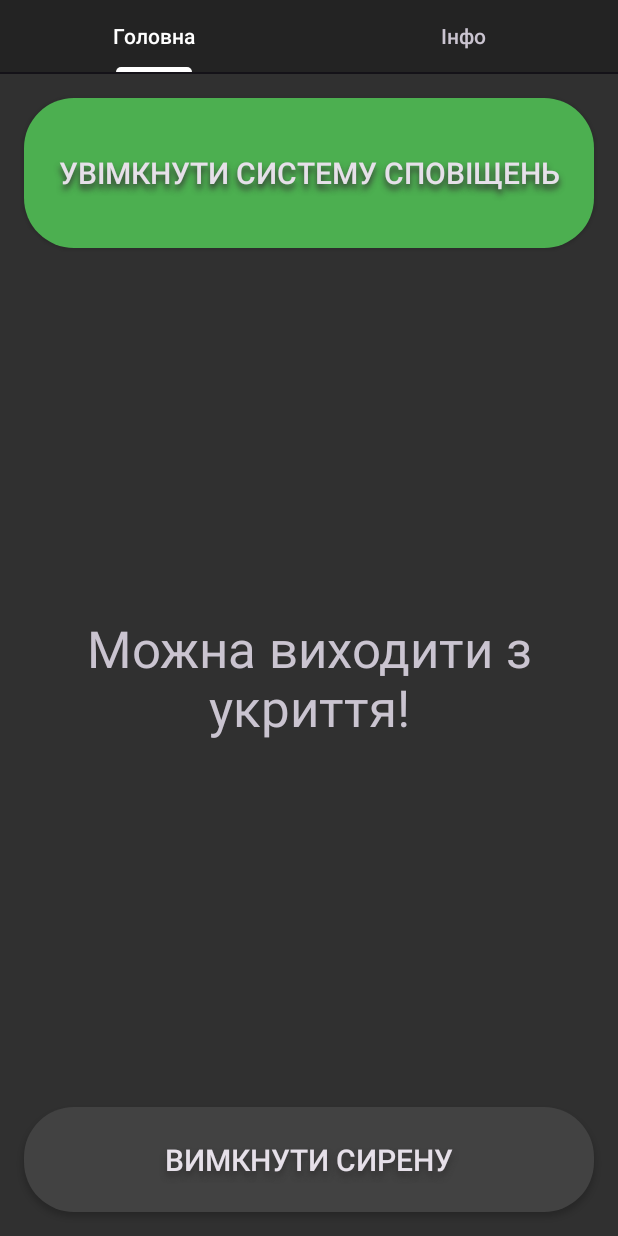
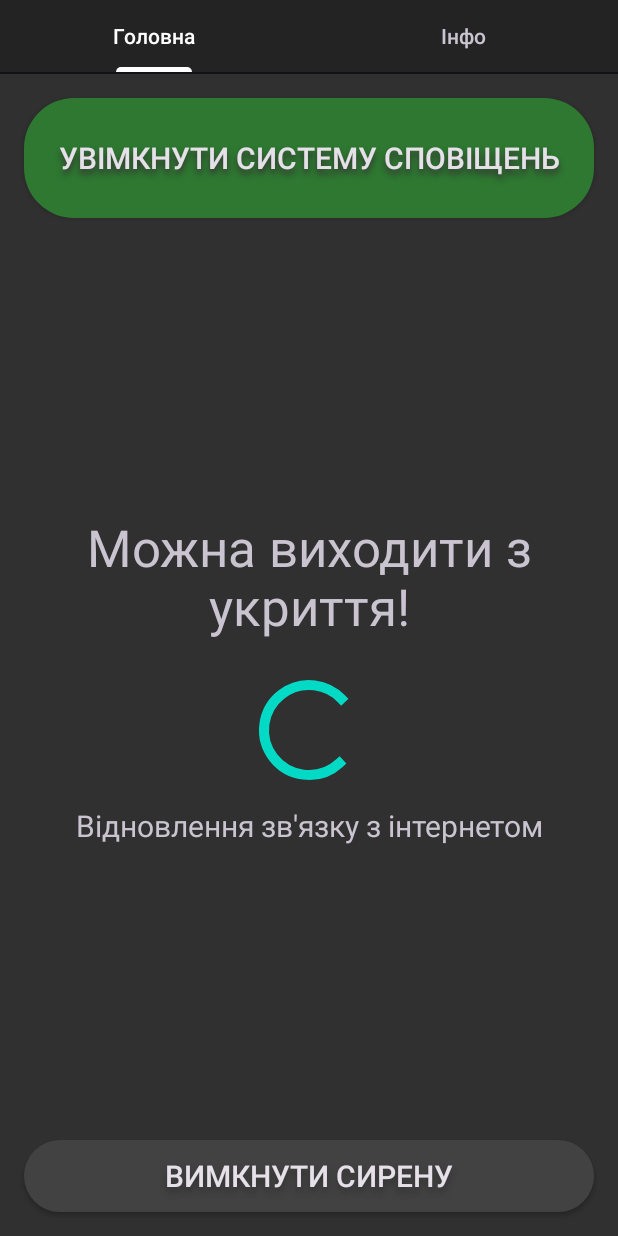
Before and after one commit to AndreDreamer/alertofdangerous, an Android app: the screen it shows after launch (MainActivity), on a phone screen of 412 x 824 dp. Run offline under Robolectric (Android 15) with nearby library versions, the phone set to English and light mode, and no system bars; 1 statement that could not run was skipped.

Commit message:
small fixes, added internet conn check

```diff
--- a/app/src/main/AndroidManifest.xml
+++ b/app/src/main/AndroidManifest.xml
@@ -23,6 +23,7 @@
             android:foregroundServiceType="mediaPlayback" />
 
         <activity
+            android:screenOrientation="portrait"
             android:name="com.middleview.alertofdangerous.MainActivity"
             android:exported="true">
             <intent-filter>
--- a/app/src/main/java/com/middleview/alertofdangerous/MainFragment.kt
+++ b/app/src/main/java/com/middleview/alertofdangerous/MainFragment.kt
@@ -3,28 +3,26 @@ package com.middleview.alertofdangerous
 import android.app.Activity
 import android.content.ComponentName
 import android.content.Context
-import android.content.Context.POWER_SERVICE
 import android.content.Intent
 import android.content.ServiceConnection
-import android.os.Build
+import android.net.ConnectivityManager
+import android.net.Network
 import android.os.Bundle
 import android.os.IBinder
-import android.os.PowerManager
 import android.view.LayoutInflater
 import android.view.View
 import android.view.ViewGroup
 import android.widget.Toast
-import androidx.core.content.ContextCompat.getSystemService
 import androidx.fragment.app.Fragment
 import com.middleview.alertofdangerous.databinding.FragmentMainBinding
 import com.middleview.alertofdangerous.extensions.viewBinding
-
 
 class MainFragment : Fragment() {
 
     private lateinit var service: ConnectionService
     private val binding by viewBinding(FragmentMainBinding::inflate)
     private var bound: Boolean = false
+    private lateinit var connectivityManager: ConnectivityManager
 
     // Service connection
     private val connection = object : ServiceConnection {
@@ -35,7 +33,9 @@ class MainFragment : Fragment() {
                 binding.toggleButton.isChecked = service.running
                 binder.addListener(object : ConnectionService.MyCallback {
                     override fun onCalled(text: String) {
-                        activity?.runOnUiThread { binding.textView.text = text }
+                        activity?.runOnUiThread {
+                            binding.textView.text = text
+                        }
                     }
                 })
                 if (service.waitingToStart) {
@@ -52,6 +52,7 @@ class MainFragment : Fragment() {
             bound = false
         }
     }
+
 
     override fun onCreateView(
         inflater: LayoutInflater, container: ViewGroup?,
@@ -85,6 +86,26 @@ class MainFragment : Fragment() {
 
     private fun setupViews() {
         with(binding) {
+            connectivityManager =
+                activity?.getSystemService(Context.CONNECTIVITY_SERVICE) as ConnectivityManager
+            connectivityManager.registerDefaultNetworkCallback(object :
+                ConnectivityManager.NetworkCallback() {
+                override fun onAvailable(network: Network) {
+                    activity?.runOnUiThread {
+                        progressBar.visibility = View.INVISIBLE
+                        textViewInternetConn.visibility = View.INVISIBLE
+                    }
+                }
+
+                override fun onLost(network: Network) {
+                    activity?.runOnUiThread {
+                        progressBar.visibility = View.VISIBLE
+                        textViewInternetConn.visibility = View.VISIBLE
+                    }
+                }
+            })
+
+
             toggleButton.setOnCheckedChangeListener { _, isChecked ->
                 if (isChecked) {
                     turnOnAlert()
@@ -97,8 +118,6 @@ class MainFragment : Fragment() {
             }
         }
     }
-
-
 
 
     private fun turnOnAlert() {
--- a/app/src/main/res/drawable/custom_toggle_button_off.xml
+++ b/app/src/main/res/drawable/custom_toggle_button_off.xml
@@ -2,7 +2,7 @@
 <shape xmlns:android="http://schemas.android.com/apk/res/android"
     android:shape="rectangle">
 
-    <solid android:color="#4CAF50" />
+    <solid android:color="@color/tb_color_off" />
     <corners android:radius="33dp" />
 
 </shape>
--- a/app/src/main/res/drawable/custom_toggle_button_on.xml
+++ b/app/src/main/res/drawable/custom_toggle_button_on.xml
@@ -2,7 +2,7 @@
 <shape xmlns:android="http://schemas.android.com/apk/res/android"
     android:shape="rectangle">
 
-    <solid android:color="#F44336" />
+    <solid android:color="@color/tb_color_on" />
     <corners android:radius="33dp" />
 
 </shape>
--- a/app/src/main/res/layout/fragment_main.xml
+++ b/app/src/main/res/layout/fragment_main.xml
@@ -9,7 +9,7 @@
     <ToggleButton
         android:id="@+id/toggleButton"
         android:layout_width="0dp"
-        android:layout_height="100dp"
+        android:layout_height="80dp"
         android:layout_marginStart="16dp"
         android:layout_marginTop="16dp"
         android:layout_marginEnd="16dp"
@@ -26,28 +26,53 @@
         app:layout_constraintStart_toStartOf="parent"
         app:layout_constraintTop_toTopOf="parent" />
 
-    <TextView
-        android:id="@+id/textView"
-        android:layout_width="wrap_content"
+    <LinearLayout
+        android:layout_width="0dp"
         android:layout_height="wrap_content"
-        android:layout_marginStart="16dp"
-        android:layout_marginTop="16dp"
-        android:layout_marginEnd="16dp"
-        android:layout_marginBottom="16dp"
-        android:padding="10dp"
-        android:text="@string/tvInformationSafe"
-        android:textAlignment="center"
-        android:textSize="34sp"
+        android:layout_marginStart="8dp"
+        android:layout_marginEnd="8dp"
+        android:gravity="center"
+        android:orientation="vertical"
         app:layout_constraintBottom_toTopOf="@+id/bDisableSignal"
         app:layout_constraintEnd_toEndOf="parent"
+        app:layout_constraintHorizontal_bias="0.0"
         app:layout_constraintStart_toStartOf="parent"
-        app:layout_constraintTop_toBottomOf="@+id/toggleButton" />
+        app:layout_constraintTop_toBottomOf="@+id/toggleButton">
+
+        <TextView
+            android:id="@+id/textView"
+            android:layout_width="match_parent"
+            android:layout_height="wrap_content"
+            android:padding="10dp"
+            android:text="@string/tvInformationSafe"
+            android:textAlignment="center"
+            android:textSize="34sp" />
+
+        <ProgressBar
+            android:id="@+id/progressBar"
+            style="?android:attr/progressBarStyle"
+            android:layout_width="80dp"
+            android:layout_height="80dp"
+            android:layout_marginTop="10dp"
+            android:layout_weight="1" />
+
+        <TextView
+            android:id="@+id/textViewInternetConn"
+            android:layout_width="match_parent"
+            android:layout_height="wrap_content"
+            android:layout_weight="1"
+            android:padding="10dp"
+            android:text="@string/tvInternetConn"
+            android:textAlignment="center"
+            android:textSize="20sp" />
+
+    </LinearLayout>
 
     <Button
         android:id="@+id/bDisableSignal"
         style="@style/Widget.AppCompat.Button"
         android:layout_width="0dp"
-        android:layout_height="70dp"
+        android:layout_height="wrap_content"
         android:layout_marginStart="16dp"
         android:layout_marginEnd="16dp"
         android:layout_marginBottom="16dp"
--- a/app/src/main/res/values/colors.xml
+++ b/app/src/main/res/values/colors.xml
@@ -11,5 +11,7 @@
     <color name="text_shadow">#333232</color>
     <color name="background_main">#303030</color>
     <color name="background_accent">#232323</color>
+    <color name="tb_color_on">#B62015</color>
+    <color name="tb_color_off">#2E7831</color>
 
 </resources>
--- a/app/src/main/res/values/strings.xml
+++ b/app/src/main/res/values/strings.xml
@@ -14,5 +14,6 @@
     <string name="tvInformationDangerous">Залишайтесь в укритті!</string>
     <string name="bTurnOffAlarm">Вимкнути сирену</string>
     <string name="tvInformation">«УВАГА ВСІМ». Почувши сигнал тривоги, негайно увімкніть гучномовець, радіоприймач або телевізор і слухайте повідомлення центральних та місцевих органів виконавчої влади, їх структурних підрозділів з питань надзвичайних ситуацій.</string>
+    <string name="tvInternetConn">Відновлення зв\'язку з інтернетом</string>
 
 </resources>
```
